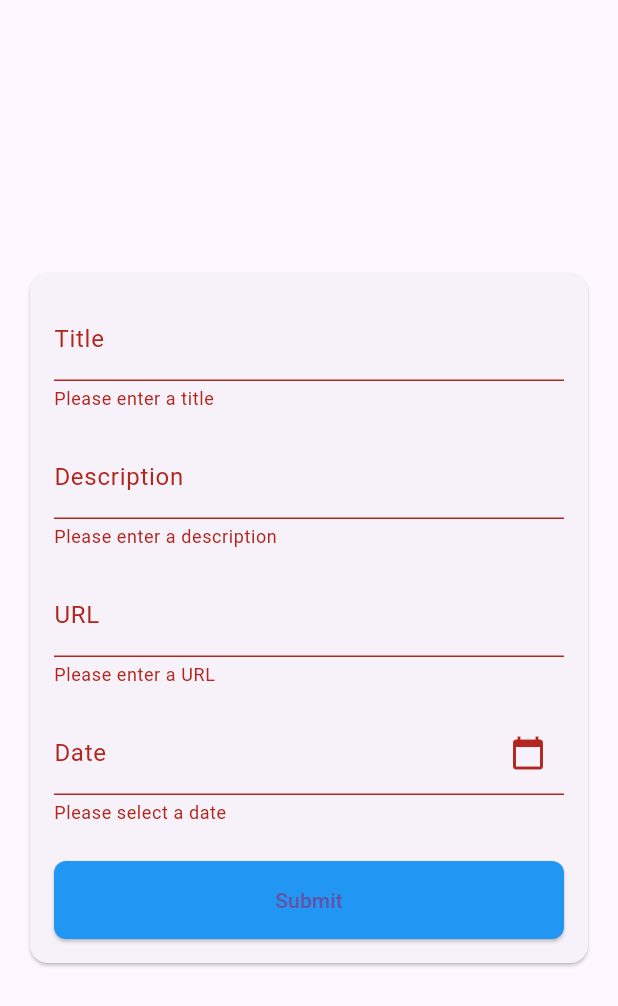
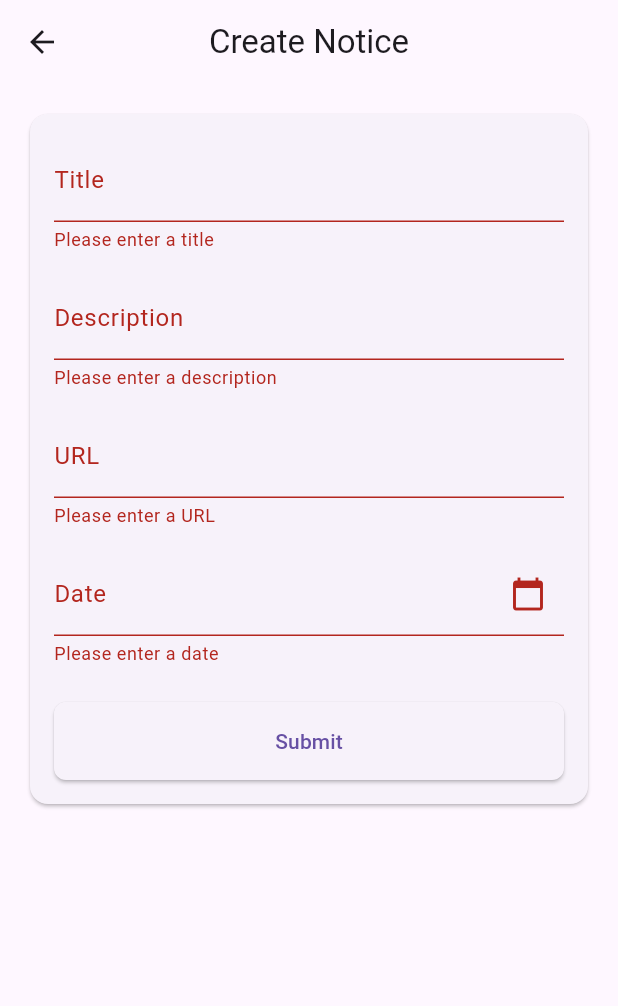
Before and after one commit to Minor-Project-Study-Mate/StudyMate-App, a Flutter app: the CreateNoticeView screen opened by its route, after a tap on "Submit", on a phone screen of 412 x 824 dp. Shown: the top 1006 px of the screen. Run offline on Flutter 3.47's test engine with Material 2 defaults, Android fonts, the phone set to English and light mode, and no system bars; our stand-ins replace cached_network_image, cloud_firestore, csv, firebase_auth, firebase_core, flutter_staggered_animations and 5 more; accounts and stored records are empty.

Commit message:
create notice

```diff
--- a/lib/app/modules/create_notice/controllers/create_notice_controller.dart
+++ b/lib/app/modules/create_notice/controllers/create_notice_controller.dart
@@ -1,23 +1,96 @@
+import 'package:flutter/material.dart';
 import 'package:get/get.dart';
+import 'package:study_mate/app/services/firebase/model/notice_modal.dart';
+
+import '../../../services/firebase/firebase_service.dart';
 
 class CreateNoticeController extends GetxController {
-  //TODO: Implement CreateNoticeController
+  final formKey = GlobalKey<FormState>();
+  final titleController = TextEditingController();
+  final descriptionController = TextEditingController();
+  final urlController = TextEditingController();
+  final imageUrlController = TextEditingController();
+  final dateText = TextEditingController();
 
-  final count = 0.obs;
-  @override
-  void onInit() {
-    super.onInit();
+  final imageURL = Rx<String?>(null);
+  final submitting = false.obs;
+
+  DateTime date = DateTime.now();
+
+  String? dateFieldValidation(String? value) =>
+      (value == null || value.isEmpty) ? 'Please enter a date' : null;
+
+  String? titleFieldValidation(String? value) =>
+      (value == null || value.isEmpty) ? 'Please enter a title' : null;
+
+  String? descriptionFieldValidation(String? value) =>
+      (value == null || value.isEmpty) ? 'Please enter a description' : null;
+
+  String? urlFieldValidation(String? value) {
+    final urlRegex = RegExp(r'^https?:\/\/[\w\-]+(\.[\w\-]+)+[/#?]?.*$');
+    if (value == null || value.isEmpty) {
+      return 'Please enter a URL';
+    } else if (!urlRegex.hasMatch(value)) {
+      return 'Please enter a valid URL';
+    }
+    return null;
   }
 
-  @override
-  void onReady() {
-    super.onReady();
+  void onImageUrlChanged(String? value) =>
+      imageURL.value = urlFieldValidation(value) == null ? value : null;
+
+  void selectDateTime() async {
+    date = await showDatePicker(
+      context: Get.context!,
+      initialDate: date,
+      firstDate: DateTime.now(),
+      lastDate: DateTime(2100),
+    ).then((value) async {
+      if (value == null) return date;
+      final time = await showTimePicker(
+          context: Get.context!, initialTime: TimeOfDay.now());
+      if (time == null) return date;
+      final dateTime =
+          DateTime(value.year, value.month, value.day, time.hour, time.minute);
+      dateText.text =
+          "${value.day.toString().padLeft(2, '0')}/${value.month.toString().padLeft(2, '0')}/${value.year.toString().substring(2)} ${time.format(Get.context!)}";
+      return dateTime;
+    });
+  }
+
+  Future<void> submit() async {
+    if (formKey.currentState!.validate()) {
+      final firebaseService = Get.find<FirebaseService>();
+      submitting.value = true;
+      try {
+        await Future.delayed(const Duration(milliseconds: 500));
+        await firebaseService.noticeEventDatasource.createEvent(Event(
+          title: titleController.text,
+          description: descriptionController.text,
+          url: urlController.text,
+          dateTime: date,
+        ));
+        Get.back();
+        Get.snackbar(
+          'Success',
+          'Notice created successfully',
+          snackPosition: SnackPosition.BOTTOM,
+        );
+      } catch (e) {
+        Get.snackbar('Error', e.toString());
+      }
+      submitting.value = false;
+    }
   }
 
   @override
   void onClose() {
+    titleController.dispose();
+    descriptionController.dispose();
+    urlController.dispose();
+    imageUrlController.dispose();
+    dateText.dispose();
+    imageURL.close();
     super.onClose();
   }
-
-  void increment() => count.value++;
 }
--- a/lib/app/modules/create_notice/views/create_notice_view.dart
+++ b/lib/app/modules/create_notice/views/create_notice_view.dart
@@ -3,38 +3,16 @@ import 'package:get/get.dart';
 import '../controllers/create_notice_controller.dart';
 
 class CreateNoticeView extends GetView<CreateNoticeController> {
-  final GlobalKey<FormState> _formKey = GlobalKey<FormState>();
-  TextEditingController _dateController = TextEditingController();
-  DateTime? selectedDate;
-
-  Future<void> _selectDate(BuildContext context) async {
-    final DateTime? pickedDate = await showDatePicker(
-      context: context,
-      initialDate: DateTime.now(),
-      firstDate: DateTime(1900),
-      lastDate: DateTime(2100),
-    );
-
-    if (pickedDate != null && pickedDate != selectedDate) {
-      // Date selected
-      selectedDate = pickedDate;
-      // Update the value of the form field
-      _dateController.text = selectedDate.toString();
-      _formKey.currentState!.validate();
-    }
-  }
+  const CreateNoticeView({Key? key}) : super(key: key);
 
   @override
-  void dispose() {
-    _dateController.dispose();
-  }
-
-  @override
-  Widget build(BuildContext context) {
-    return Scaffold(
-      body: LayoutBuilder(
-        builder: (context, constraints) {
-          return Center(
+  Widget build(BuildContext context) => Scaffold(
+        appBar: AppBar(
+          title: const Text('Create Notice'),
+          centerTitle: true,
+        ),
+        body: LayoutBuilder(
+          builder: (context, constraints) => SingleChildScrollView(
             child: ConstrainedBox(
               constraints: BoxConstraints(
                 maxWidth: constraints.maxWidth <= 600 ? double.infinity : 600,
@@ -46,71 +24,72 @@ class CreateNoticeView extends GetView<CreateNoticeController> {
                     child: Padding(
                       padding: const EdgeInsets.all(16.0),
                       child: Form(
-                        key: _formKey,
+                        key: controller.formKey,
                         child: Column(
                           crossAxisAlignment: CrossAxisAlignment.stretch,
                           children: [
                             TextFormField(
-                              decoration: InputDecoration(labelText: 'Title'),
-                              validator: (value) {
-                                if (value == null || value.isEmpty) {
-                                  return 'Please enter a title';
-                                }
-                                return null;
-                              },
+                              controller: controller.titleController,
+                              decoration:
+                                  const InputDecoration(labelText: 'Title'),
+                              validator: controller.titleFieldValidation,
                             ),
-                            SizedBox(height: 16.0),
+                            const SizedBox(height: 16.0),
                             TextFormField(
-                              decoration: InputDecoration(labelText: 'Description'),
-                              validator: (value) {
-                                if (value == null || value.isEmpty) {
-                                  return 'Please enter a description';
-                                }
-                                return null;
-                              },
+                              controller: controller.descriptionController,
+                              decoration: const InputDecoration(
+                                  labelText: 'Description'),
+                              validator: controller.descriptionFieldValidation,
                             ),
-                            SizedBox(height: 16.0),
+                            const SizedBox(height: 16.0),
+                            AnimatedSize(
+                              duration: const Duration(milliseconds: 300),
+                              child: Obx(() => controller.imageURL.value != null
+                                  ? Image.network(
+                                      controller.imageURL.value ?? '',
+                                      height: 200.0,
+                                      width: double.infinity,
+                                      fit: BoxFit.cover,
+                                    )
+                                  : const SizedBox()),
+                            ),
                             TextFormField(
-                              decoration: InputDecoration(labelText: 'URL'),
-                              validator: (value) {
-                                if (value == null || value.isEmpty) {
-                                  return 'Please enter a URL';
-                                }
-                                return null;
-                              },
+                              controller: controller.urlController,
+                              decoration:
+                                  const InputDecoration(labelText: 'URL'),
+                              validator: controller.urlFieldValidation,
+                              onChanged: controller.onImageUrlChanged,
                             ),
-                            SizedBox(height: 16.0),
+                            const SizedBox(height: 16.0),
                             TextFormField(
                               readOnly: true,
-                              decoration: InputDecoration(
+                              controller: controller.dateText,
+                              decoration: const InputDecoration(
                                 labelText: 'Date',
                                 suffixIcon: Icon(Icons.calendar_today),
                               ),
-                              onTap: () => _selectDate(context),
-                              validator: (value) {
-                                if (selectedDate == null) {
-                                  return 'Please select a date';
-                                }
-                                return null;
-                              },
-                              controller: _dateController,
+                              onTap: () => controller.selectDateTime(),
+                              validator: controller.dateFieldValidation,
                             ),
-                            SizedBox(height: 24.0),
+                            const SizedBox(height: 24.0),
                             ElevatedButton(
                               style: ElevatedButton.styleFrom(
-                                primary: Colors.blue, // Set the button color to blue
-                                shape: RoundedRectangleBorder(
-                                  borderRadius: BorderRadius.circular(8.0),
+                                  shape: RoundedRectangleBorder(
+                                      borderRadius: BorderRadius.circular(8.0)),
+                                  padding: const EdgeInsets.symmetric(
+                                      vertical: 16.0)),
+                              onPressed: controller.submit,
+                              child: AnimatedSize(
+                                duration: const Duration(milliseconds: 300),
+                                child: Obx(
+                                  () => controller.submitting.value
+                                      ? const SizedBox(
+                                          height: 14,
+                                          width: 14,
+                                          child: CircularProgressIndicator())
+                                      : const Text('Submit'),
                                 ),
-                                padding: EdgeInsets.symmetric(vertical: 16.0),
                               ),
-                              onPressed: () {
-                                if (_formKey.currentState!.validate()) {
-                                  // Form is valid, process the data
-                                  // You can access form values using _formKey.currentState!.value
-                                }
-                              },
-                              child: Text('Submit'),
                             ),
                           ],
                         ),
@@ -120,9 +99,7 @@ class CreateNoticeView extends GetView<CreateNoticeController> {
                 ),
               ),
             ),
-          );
-        },
-      ),
-    );
-  }
+          ),
+        ),
+      );
 }
--- a/lib/app/routes/app_pages.dart
+++ b/lib/app/routes/app_pages.dart
@@ -34,10 +34,10 @@ class AppPages {
   /// null or not. If it is null, then the initial route is set to `Routes.INTRO`, which is the route for
   /// the introduction screen. If it is not null, then the initial route is set to `Routes.HOME`, which is
   /// the route for the home screen.
-  // static final INITIAL =
-  //     Get.find<AuthService>().user.value == null ? Routes.INTRO : Routes.HOME;
+  static final INITIAL =
+      Get.find<AuthService>().user.value == null ? Routes.INTRO : Routes.HOME;
 
-  static const INITIAL = Routes.INTRO;
+  // static const INITIAL = Routes.INTRO;
 
   static final routes = [
     GetPage(
--- a/lib/app/services/auth/auth_service.dart
+++ b/lib/app/services/auth/auth_service.dart
@@ -81,7 +81,11 @@ class AuthService extends GetxService {
           accessToken: authentication.accessToken,
           idToken: authentication.idToken);
       print(5);
-      await auth.signInWithCredential(credential);
+      await auth.signInWithCredential(credential).then((value) =>
+      print(value)).onError((error, stackTrace) {
+        print("Error");
+        print(error);});
+        print("########################");
       print(6);
       user.value = auth.currentUser;
       return user.value;
--- a/lib/app/services/firebase/model/notice_modal.dart
+++ b/lib/app/services/firebase/model/notice_modal.dart
@@ -1,28 +1,38 @@
+// ignore_for_file: public_member_api_docs, sort_constructors_first
 import 'dart:convert';
 
-// ignore_for_file: public_member_api_docs, sort_constructors_first
 class Event {
-  String title;
-  String description;
-  String date;
-  String time;
-  String? url;
-  Event({
+  final String title;
+  final String description;
+  final DateTime dateTime;
+  final String? url;
+  const Event({
     required this.title,
     required this.description,
-    required this.date,
-    required this.time,
-    this.url,
+    required this.dateTime,
+    this.url
   });
 
-  String? get id => null;
+
+  Event copyWith({
+    String? title,
+    String? description,
+    DateTime? dateTime,
+    String? url,
+  }) {
+    return Event(
+      title: title ?? this.title,
+      description: description ?? this.description,
+      dateTime: dateTime ?? this.dateTime,
+      url: url ?? this.url,
+    );
+  }
 
   Map<String, dynamic> toMap() {
     return <String, dynamic>{
       'title': title,
       'description': description,
-      'date': date,
-      'time': time,
+      'dateTime': dateTime.millisecondsSinceEpoch,
       'url': url,
     };
   }
@@ -31,14 +41,36 @@ class Event {
     return Event(
       title: map['title'] as String,
       description: map['description'] as String,
-      date: map['date'] as String,
-      time: map['time'] as String,
+      dateTime: DateTime.fromMillisecondsSinceEpoch(map['dateTime'] as int),
       url: map['url'] != null ? map['url'] as String : null,
     );
   }
 
   String toJson() => json.encode(toMap());
 
-  factory Event.fromJson(String source) =>
-      Event.fromMap(json.decode(source) as Map<String, dynamic>);
+  factory Event.fromJson(String source) => Event.fromMap(json.decode(source) as Map<String, dynamic>);
+
+  @override
+  String toString() {
+    return 'Event(title: $title, description: $description, dateTime: $dateTime, url: $url)';
+  }
+
+  @override
+  bool operator ==(covariant Event other) {
+    if (identical(this, other)) return true;
+
+    return
+      other.title == title &&
+      other.description == description &&
+      other.dateTime == dateTime &&
+      other.url == url;
+  }
+
+  @override
+  int get hashCode {
+    return title.hashCode ^
+      description.hashCode ^
+      dateTime.hashCode ^
+      url.hashCode;
+  }
 }
--- a/lib/di.dart
+++ b/lib/di.dart
@@ -19,7 +19,7 @@ Future<void> init() async {
   // initializes Firebase with the default options for that platform. This is necessary because
   // Firebase has different initialization options for different platforms, and this code ensures that
   // the correct options are used for the current platform.
-  if (GetPlatform.isAndroid || GetPlatform.isWeb) {
+  if (GetPlatform.isWeb || GetPlatform.isAndroid) {
     await Firebase.initializeApp(
         options: DefaultFirebaseOptions.currentPlatform);
   }
```
Also changed, not shown: lib/app/modules/test_page/controllers/test_page_controller.dart (+7 -7 lines), lib/app/services/firebase/datasource/notice_event_datdsource.dart (+11 -6 lines), pubspec.yaml (+4 -6 lines), pubspec.lock, 1 other file.
